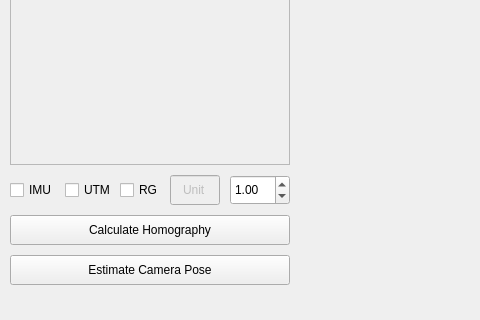
First picture: the form in ui/gui.ui, repository ask-almas/tennis-ball-marker-gui, before the edit; both pictures show x 0 to 480 and y 405 to 725 of the 1130 by 725 pixel window.
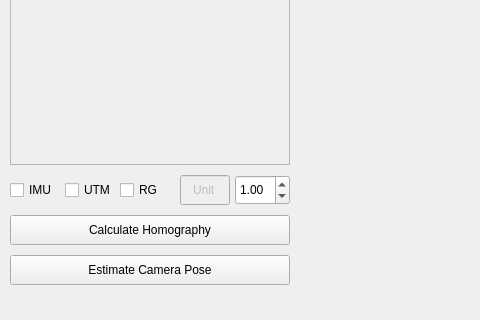
Second picture: the form after the edit.

Commit message: size,position fix

What changed in the file:
```diff
--- a/ui/gui.ui
+++ b/ui/gui.ui
@@ -110,7 +110,7 @@
     </property>
     <property name="geometry">
      <rect>
-      <x>170</x>
+      <x>180</x>
       <y>580</y>
       <width>50</width>
       <height>30</height>
@@ -132,9 +132,9 @@
    <widget class="QDoubleSpinBox" name="road_unit">
     <property name="geometry">
      <rect>
-      <x>230</x>
+      <x>235</x>
       <y>580</y>
-      <width>60</width>
+      <width>55</width>
       <height>30</height>
      </rect>
     </property>
```
The commit also changes 1 other file.
